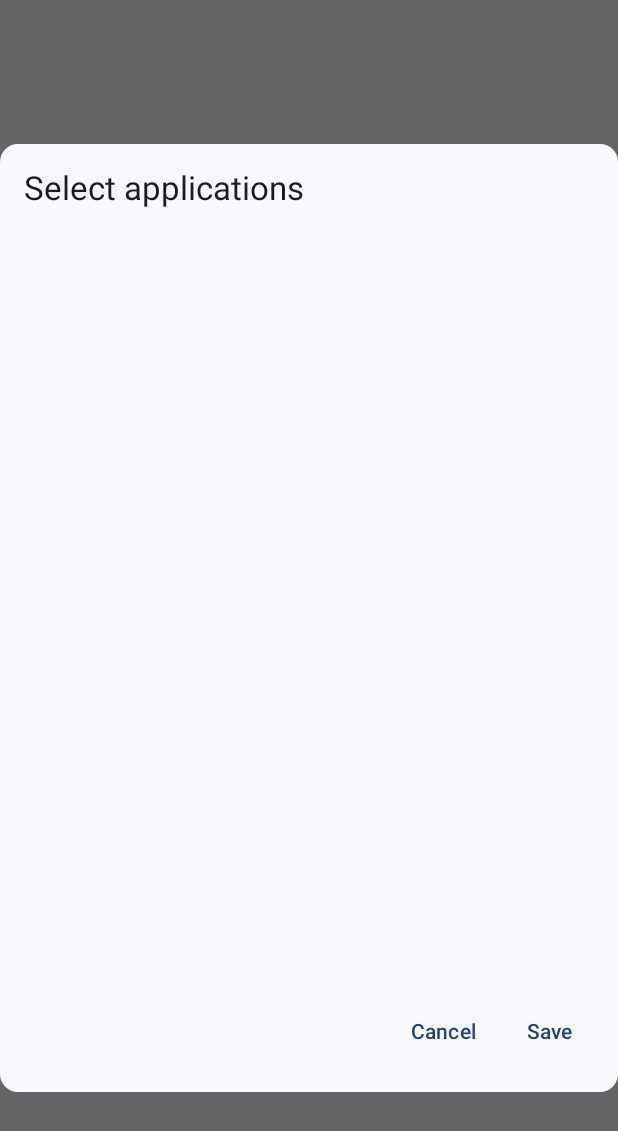
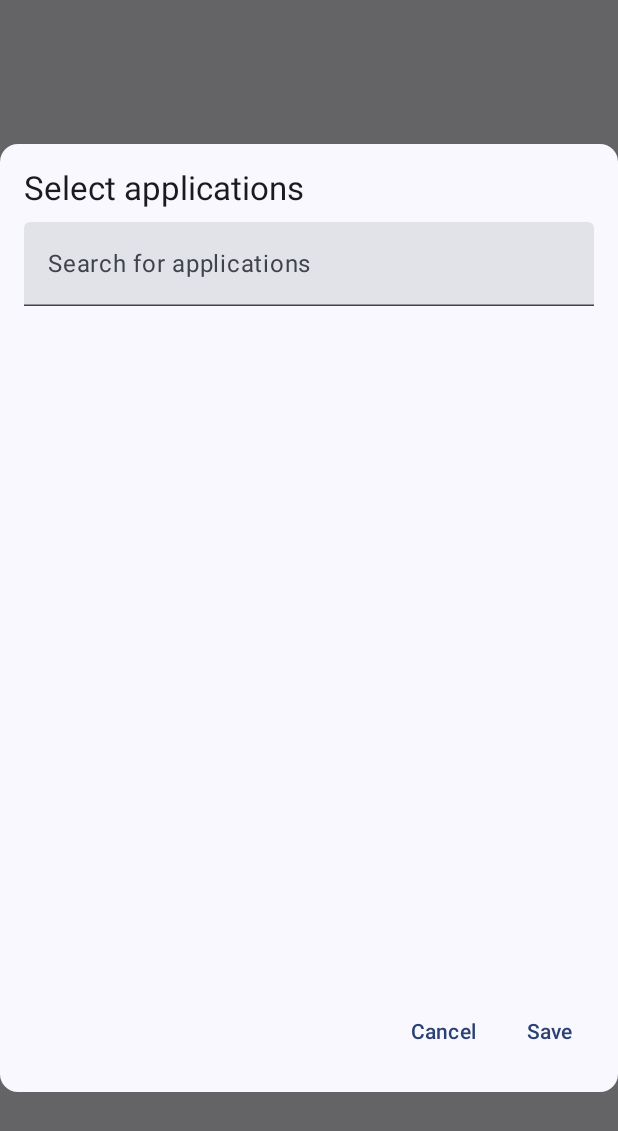
Before and after one commit to agolyud/VPN_Outline_TV, an Android app built with Jetpack Compose: the composable AppSelectionDialog called with empty values, on a phone screen of 412 x 824 dp. Shown: the top 1131 px of the screen. Run offline under Robolectric (Android 15) with nearby library versions, the phone set to English and light mode, and no system bars.

Commit message:
filter search app

```diff
--- a/app/build.gradle.kts
+++ b/app/build.gradle.kts
@@ -12,7 +12,7 @@ android {
         minSdk = 24
         targetSdk = 34
         versionCode = 1
-        versionName = "1.1.0"
+        versionName = "1.1.1"
 
         testInstrumentationRunner = "androidx.test.runner.AndroidJUnitRunner"
         vectorDrawables {
--- a/app/src/main/java/app/android/outlinevpntv/ui/AppSelectionDialog.kt
+++ b/app/src/main/java/app/android/outlinevpntv/ui/AppSelectionDialog.kt
@@ -17,6 +17,7 @@ import androidx.compose.material3.MaterialTheme
 import androidx.compose.material3.Surface
 import androidx.compose.material3.Text
 import androidx.compose.material3.TextButton
+import androidx.compose.material3.TextField
 import androidx.compose.runtime.*
 import androidx.compose.ui.Alignment
 import androidx.compose.ui.Modifier
@@ -40,6 +41,7 @@ fun AppSelectionDialog(
     val context = LocalContext.current
     val appList = remember { mutableStateListOf<AppInfo>() }
     val selectedApps = remember { mutableStateListOf<String>() }
+    var searchQuery by remember { mutableStateOf("") }
 
     LaunchedEffect(Unit) {
         selectedApps.clear()
@@ -48,6 +50,10 @@ fun AppSelectionDialog(
         val apps = InstalledApps(requireContext = { context }, selectedApps = selectedApps)
         appList.clear()
         appList.addAll(apps)
+    }
+
+    val filteredAppList = appList.filter { appInfo ->
+        appInfo.appName.contains(searchQuery, ignoreCase = true)
     }
 
     Dialog(onDismissRequest = onDismiss) {
@@ -65,13 +71,24 @@ fun AppSelectionDialog(
                     text = stringResource(id = R.string.select_applications),
                     style = MaterialTheme.typography.titleLarge
                 )
+
                 Spacer(modifier = Modifier.height(8.dp))
+
+                TextField(
+                    value = searchQuery,
+                    onValueChange = { searchQuery = it },
+                    placeholder = { Text(stringResource(id = R.string.search_apps)) },
+                    modifier = Modifier.fillMaxWidth()
+                )
+
+                Spacer(modifier = Modifier.height(8.dp))
+
                 LazyColumn(
                     modifier = Modifier
                         .fillMaxWidth()
                         .weight(1f)
                 ) {
-                    items(appList) { appInfo ->
+                    items(filteredAppList) { appInfo ->
                         AppListItem(appInfo, onAppSelected = { selectedApp, isSelected ->
                             val index = appList.indexOf(selectedApp)
                             if (index >= 0) {
@@ -91,16 +108,14 @@ fun AppSelectionDialog(
                     modifier = Modifier.fillMaxWidth()
                 ) {
                     TextButton(onClick = onDismiss) {
-                        Text( stringResource(id = R.string.cancel))
-
+                        Text(stringResource(id = R.string.cancel))
                     }
                     Spacer(modifier = Modifier.width(8.dp))
                     TextButton(onClick = {
                         onAppsSelected(selectedApps.toList())
                         onDismiss()
                     }) {
-                        Text( stringResource(id = R.string.save))
-
+                        Text(stringResource(id = R.string.save))
                     }
                 }
             }
--- a/app/src/main/res/values/strings.xml
+++ b/app/src/main/res/values/strings.xml
@@ -193,4 +193,5 @@
     <string name="thank_you_message">Thanks for helping develop khoben</string>
     <string name="add_an_application">Add an application</string>
     <string name="select_applications">Select applications</string>
+    <string name="search_apps">Search for applications</string>
 </resources>
```
Also changed, not shown: app/src/main/java/app/android/outlinevpntv/ui/SettingsDialog.kt (+0 -8 lines), 1 other file.
